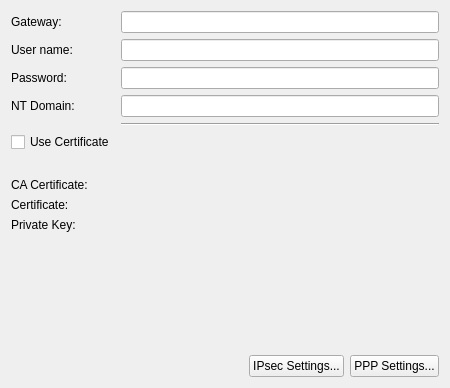
Above: vpn/l2tp/l2tp.ui from KDE/plasma-nm before the change. Below: the same form after it.
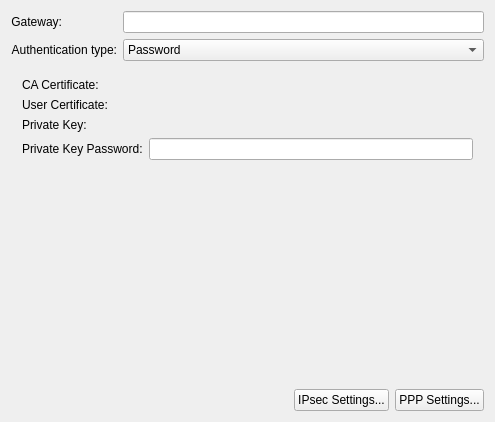
That is the form after the change. The open tabs and pages were chosen to show the change. Custom widgets are drawn as their Qt base class.

What changed in the file:
```diff
--- a/vpn/l2tp/l2tp.ui
+++ b/vpn/l2tp/l2tp.ui
@@ -6,19 +6,27 @@
    <rect>
     <x>0</x>
     <y>0</y>
-    <width>450</width>
-    <height>388</height>
+    <width>495</width>
+    <height>422</height>
    </rect>
   </property>
+  <layout class="QVBoxLayout" name="verticalLayout">
+   <item>
   <layout class="QFormLayout" name="formLayout">
-   <property name="verticalSpacing">
-    <number>6</number>
-   </property>
    <item row="0" column="0">
     <widget class="QLabel" name="label_2">
      <property name="text">
       <string>Gateway:</string>
      </property>
+       <property name="alignment">
+        <set>Qt::AlignRight|Qt::AlignTrailing|Qt::AlignVCenter</set>
+       </property>
+       <property name="wordWrap">
+        <bool>false</bool>
+       </property>
+       <property name="buddy">
+        <cstring>gateway</cstring>
+       </property>
     </widget>
    </item>
    <item row="0" column="1">
@@ -34,11 +42,62 @@
    <item row="1" column="0">
     <widget class="QLabel" name="label_4">
      <property name="text">
-      <string>User name:</string>
+        <string>Authentication type:</string>
+       </property>
+       <property name="alignment">
+        <set>Qt::AlignRight|Qt::AlignTrailing|Qt::AlignVCenter</set>
+       </property>
+       <property name="wordWrap">
+        <bool>false</bool>
+       </property>
+       <property name="buddy">
+        <cstring>cmbAuthType</cstring>
      </property>
     </widget>
    </item>
    <item row="1" column="1">
+      <widget class="QComboBox" name="cmbAuthType">
+       <property name="sizePolicy">
+        <sizepolicy hsizetype="MinimumExpanding" vsizetype="Fixed">
+         <horstretch>0</horstretch>
+         <verstretch>0</verstretch>
+        </sizepolicy>
+       </property>
+       <property name="toolTip">
+        <string>Select an authentication mode.</string>
+       </property>
+       <item>
+        <property name="text">
+         <string>Password</string>
+        </property>
+       </item>
+       <item>
+        <property name="text">
+         <string>Certificates (TLS)</string>
+        </property>
+       </item>
+      </widget>
+     </item>
+    </layout>
+   </item>
+   <item>
+    <widget class="QStackedWidget" name="stackedWidget">
+     <widget class="QWidget" name="page">
+      <layout class="QFormLayout" name="formLayout_5">
+       <item row="0" column="0">
+        <widget class="QLabel" name="Label_1">
+         <property name="text">
+          <string comment="like in Username for athentication">Username:</string>
+         </property>
+         <property name="wordWrap">
+          <bool>false</bool>
+         </property>
+         <property name="buddy">
+          <cstring>username</cstring>
+         </property>
+        </widget>
+       </item>
+       <item row="0" column="1">
     <widget class="QLineEdit" name="username">
      <property name="toolTip">
       <string>Set the name used for authenticating the local system to the peer to &lt;name&gt;.</string>
@@ -48,17 +107,23 @@
      </property>
     </widget>
    </item>
-   <item row="2" column="0">
-    <widget class="QLabel" name="label_5">
+       <item row="1" column="0">
+        <widget class="QLabel" name="Label_2">
      <property name="text">
       <string>Password:</string>
      </property>
-    </widget>
-   </item>
-   <item row="2" column="1">
-    <layout class="QHBoxLayout" name="horizontalLayout" stretch="3">
+         <property name="buddy">
+          <cstring>password</cstring>
+         </property>
+        </widget>
+       </item>
+       <item row="1" column="1">
+        <layout class="QHBoxLayout" name="horizontalLayout_3">
      <item>
       <widget class="PasswordField" name="password">
+           <property name="enabled">
+            <bool>true</bool>
+           </property>
        <property name="toolTip">
         <string>Password passed to PPPD when prompted for it.</string>
        </property>
@@ -69,83 +134,148 @@
      </item>
     </layout>
    </item>
-   <item row="3" column="0">
-    <widget class="QLabel" name="label_6">
+       <item row="2" column="0">
+        <widget class="QLabel" name="Label_3">
      <property name="text">
       <string>NT Domain:</string>
      </property>
-    </widget>
-   </item>
-   <item row="3" column="1">
+         <property name="buddy">
+          <cstring>domain</cstring>
+         </property>
+        </widget>
+       </item>
+       <item row="2" column="1">
     <widget class="QLineEdit" name="domain">
      <property name="toolTip">
-      <string>Append the domain name &lt;domain&gt; to the local host name for
-authentication purposes.</string>
-     </property>
-     <property name="clearButtonEnabled">
-      <bool>true</bool>
+          <string>&lt;html&gt;&lt;head/&gt;&lt;body&gt;&lt;p&gt;Append the domain name &amp;lt;domain&amp;gt; to the local host name for&lt;/p&gt;&lt;p&gt;authentication purposes.&lt;/p&gt;&lt;/body&gt;&lt;/html&gt;</string>
      </property>
     </widget>
    </item>
-   <item row="4" column="1">
-    <widget class="Line" name="line">
+       <item row="4" column="0" colspan="2">
+        <spacer name="verticalSpace">
      <property name="orientation">
-      <enum>Qt::Horizontal</enum>
-     </property>
-    </widget>
-   </item>
-   <item row="8" column="0">
-    <widget class="QLabel" name="label">
-     <property name="text">
-      <string/>
-     </property>
-    </widget>
-   </item>
-   <item row="9" column="0">
-    <widget class="QLabel" name="label_3">
+          <enum>Qt::Vertical</enum>
+         </property>
+         <property name="sizeHint" stdset="0">
+          <size>
+           <width>347</width>
+           <height>200</height>
+          </size>
+         </property>
+        </spacer>
+       </item>
+      </layout>
+     </widget>
+     <widget class="QWidget" name="page_1">
+      <layout class="QFormLayout" name="formLayout_2">
+       <item row="0" column="0">
+        <widget class="QLabel" name="textLabel2">
      <property name="text">
       <string>CA Certificate:</string>
      </property>
-    </widget>
-   </item>
-   <item row="10" column="0">
-    <widget class="QLabel" name="label_7">
+         <property name="wordWrap">
+          <bool>false</bool>
+         </property>
+         <property name="buddy">
+          <cstring>userCA</cstring>
+         </property>
+        </widget>
+       </item>
+       <item row="0" column="1">
+        <widget class="KUrlRequester" name="userCA">
+         <property name="toolTip">
+          <string>&lt;html&gt;&lt;head/&gt;&lt;body&gt;&lt;p&gt;Certificate authority (CA) file in .pem, .der, .crt, .crt or .p12 formats.&lt;/p&gt;&lt;/body&gt;&lt;/html&gt;</string>
+         </property>
+         <property name="filter">
+          <string>*.pem *.der *.crt *.cer *.p12</string>
+         </property>
+        </widget>
+       </item>
+       <item row="1" column="0">
+        <widget class="QLabel" name="textLabel3_2">
      <property name="text">
-      <string>Certificate:</string>
-     </property>
-    </widget>
-   </item>
-   <item row="11" column="0">
-    <widget class="QLabel" name="label_8">
+          <string>User Certificate:</string>
+         </property>
+         <property name="wordWrap">
+          <bool>false</bool>
+         </property>
+         <property name="buddy">
+          <cstring>userCert</cstring>
+         </property>
+        </widget>
+       </item>
+       <item row="1" column="1">
+        <widget class="KUrlRequester" name="userCert">
+         <property name="toolTip">
+          <string>&lt;html&gt;&lt;head/&gt;&lt;body&gt;&lt;p&gt;Certificate in .pem, .der, .crt, .cer or .p12 formats.&lt;/p&gt;&lt;/body&gt;&lt;/html&gt;</string>
+         </property>
+         <property name="filter">
+          <string>*.pem *.der *.crt *.cer *.p12</string>
+         </property>
+        </widget>
+       </item>
+       <item row="2" column="0">
+        <widget class="QLabel" name="textLabel4">
      <property name="text">
       <string>Private Key:</string>
      </property>
-    </widget>
-   </item>
-   <item row="12" column="0">
-    <spacer name="verticalSpacer">
-     <property name="orientation">
-      <enum>Qt::Vertical</enum>
-     </property>
-     <property name="sizeHint" stdset="0">
-      <size>
-       <width>20</width>
-       <height>216</height>
-      </size>
-     </property>
-    </spacer>
-   </item>
-   <item row="13" column="0" colspan="2">
+         <property name="wordWrap">
+          <bool>false</bool>
+         </property>
+         <property name="buddy">
+          <cstring>userKey</cstring>
+         </property>
+        </widget>
+       </item>
+       <item row="2" column="1">
+        <widget class="KUrlRequester" name="userKey">
+         <property name="toolTip">
+          <string>&lt;html&gt;&lt;head/&gt;&lt;body&gt;&lt;p&gt;Private key in .pem, .der, .key, .pk8 or .p12 formats.&lt;/p&gt;&lt;/body&gt;&lt;/html&gt;</string>
+         </property>
+         <property name="filter">
+          <string>*.pem *der *.key *.pk8 *.p12</string>
+         </property>
+        </widget>
+       </item>
+       <item row="3" column="0">
+        <widget class="QLabel" name="label_7">
+         <property name="text">
+          <string>Private Key Password:</string>
+         </property>
+         <property name="buddy">
+          <cstring>userKeyPassword</cstring>
+         </property>
+        </widget>
+       </item>
+       <item row="3" column="1">
     <layout class="QHBoxLayout" name="horizontalLayout_2">
      <item>
+          <widget class="PasswordField" name="userKeyPassword">
+           <property name="toolTip">
+            <string>&lt;html&gt;&lt;head/&gt;&lt;body&gt;&lt;p&gt;Password for private key or PKCS#12 certificate.&lt;/p&gt;&lt;/body&gt;&lt;/html&gt;</string>
+           </property>
+           <property name="passwordModeEnabled" stdset="0">
+            <bool>true</bool>
+           </property>
+          </widget>
+         </item>
+        </layout>
+       </item>
+      </layout>
+     </widget>
+    </widget>
+   </item>
+   <item>
+    <layout class="QHBoxLayout" name="horizontalLayout">
+     <item>
       <spacer name="horizontalSpacer">
        <property name="orientation">
         <enum>Qt::Horizontal</enum>
        </property>
        <property name="sizeHint" stdset="0">
         <size>
-         <width>188</width>
-         <height>22</height>
+         <width>40</width>
+         <height>20</height>
         </size>
        </property>
       </spacer>
@@ -166,36 +296,9 @@
      </item>
     </layout>
    </item>
-   <item row="9" column="1">
-    <widget class="KUrlRequester" name="urCACertificate">
-     <property name="enabled">
-      <bool>false</bool>
-     </property>
-    </widget>
-   </item>
-   <item row="10" column="1">
-    <widget class="KUrlRequester" name="urCertificate">
-     <property name="enabled">
-      <bool>false</bool>
-     </property>
-    </widget>
-   </item>
-   <item row="11" column="1">
-    <widget class="KUrlRequester" name="urPrivateKey">
-     <property name="enabled">
-      <bool>false</bool>
-     </property>
-    </widget>
-   </item>
-   <item row="7" column="0">
-    <widget class="QCheckBox" name="cbUseCertificate">
-     <property name="text">
-      <string>Use Certificate</string>
-     </property>
-    </widget>
-   </item>
   </layout>
  </widget>
+ <layoutdefault spacing="6" margin="11"/>
  <customwidgets>
   <customwidget>
    <class>KUrlRequester</class>
```
Left out of the diff: 32 changed lines with no effect on the pictures. Lines whose indentation alone changed are shown as unchanged.
